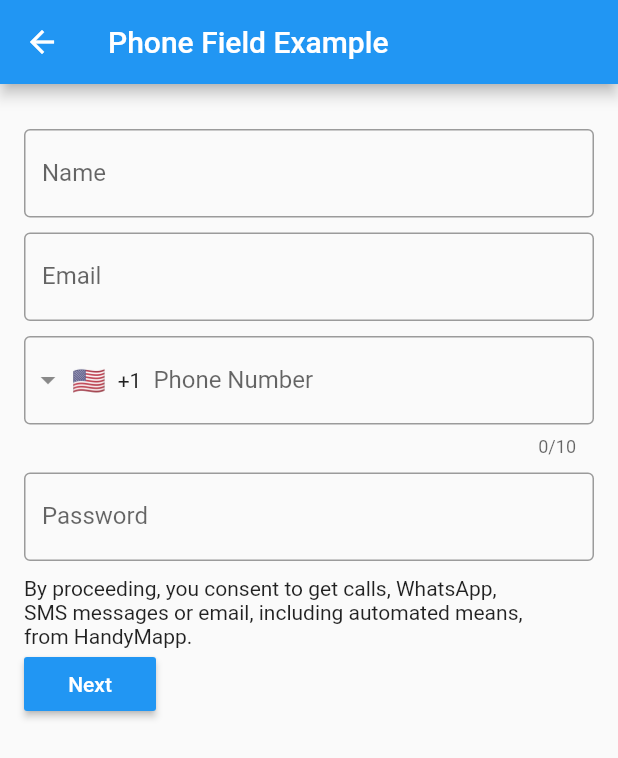
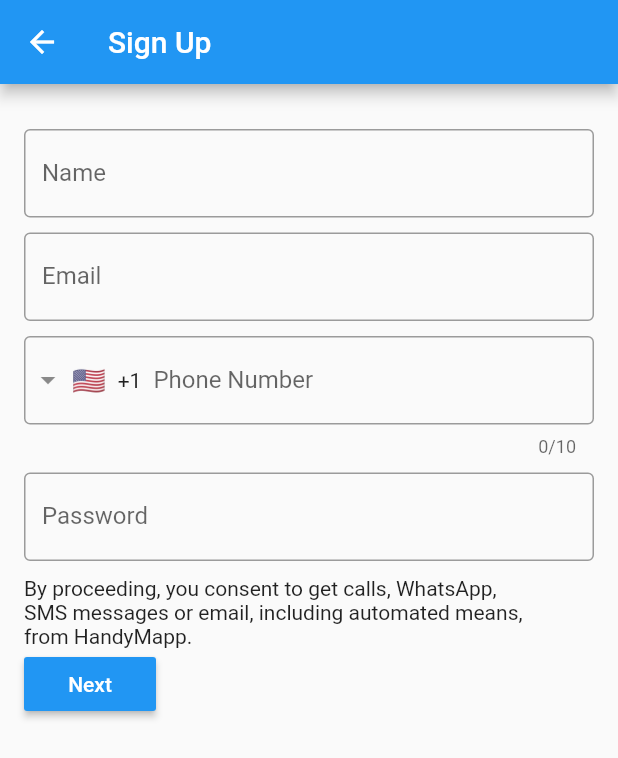
Before and after one commit to lindiwemutungamiri/HandyMapp, a Flutter app: the screen it shows after launch, after a tap on "Sign Up", on a phone screen of 412 x 824 dp. Shown: the top 758 px of the screen. Run offline on Flutter 3.47's test engine with Material 2 defaults, Android fonts, the phone set to English and light mode, and no system bars; drawn by our look-alikes of intl_phone_field; our stand-ins replace animated_splash_screen, firebase_auth, firebase_core, firebase_database, google_maps_flutter, location; missing offline and left inert: flutter_phone_direct_caller; accounts and stored records are empty; network calls fail.

Commit message:
Second commit

```diff
--- a/lib/nanayaw.dart
+++ b/lib/nanayaw.dart
@@ -19,7 +19,7 @@ class _MyAppState extends State<MyApp> {
         builder: (context, snap) {
           if (snap.connectionState == ConnectionState.done) {
             return AnimatedSplashScreen(
-              splash: 'images/1761201.jpg',
+              splash: 'images/hmlogo2.jpg',
               nextScreen: SignIn(),
               splashTransition: SplashTransition.rotationTransition,
               // pageTransitionType: PageTransitionT.scale,
--- a/lib/serviceauth/auth.dart
+++ b/lib/serviceauth/auth.dart
@@ -12,7 +12,6 @@ Future<User?> signUp(
 
   if (details.user != null) {
     User user = details.user!;
-    // await user.linkWithPhoneNumber(phoneNo);
     return user;
   }
 
--- a/lib/signup.dart
+++ b/lib/signup.dart
@@ -15,7 +15,7 @@ class SignUp extends StatelessWidget {
   Widget build(BuildContext context) {
     return Scaffold(
       appBar: AppBar(
-        title: const Text('Phone Field Example'),
+        title: const Text('Sign Up'),
       ),
       body: Padding(
         padding: const EdgeInsets.symmetric(horizontal: 16.0),
@@ -105,75 +105,3 @@ class SignUp extends StatelessWidget {
     );
   }
 }
-
-// class MyHomePage extends StatefulWidget {
-//   @override
-//   _MyHomePageState createState() => _MyHomePageState();
-// }
-//
-// class _MyHomePageState extends State<MyHomePage> {
-//   bool _onEditing = true;
-//   late String _code;
-//
-//   @override
-//   Widget build(BuildContext context) {
-//     return Scaffold(
-//       appBar: AppBar(
-//         title: const Center(child: Text('Example verify code')),
-//       ),
-//       body: Column(
-//         children: <Widget>[
-//           const Padding(
-//             padding: EdgeInsets.all(8.0),
-//             child: Center(
-//               child: Text(
-//                 'Enter your code',
-//                 style: TextStyle(fontSize: 20.0),
-//               ),
-//             ),
-//           ),
-//           VerificationCode(
-//             textStyle: TextStyle(fontSize: 20.0, color: Colors.red[900]),
-//             keyboardType: TextInputType.number,
-//             underlineColor: Colors
-//                 .amber, // If this is null it will use primaryColor: Colors.red from Theme
-//             length: 4,
-//             cursorColor:
-//                 Colors.blue, // If this is null it will default to the ambient
-//             // clearAll is NOT required, you can delete it
-//             // takes any widget, so you can implement your design
-//             clearAll: Padding(
-//               padding: const EdgeInsets.all(8.0),
-//               child: Text(
-//                 'clear all',
-//                 style: TextStyle(
-//                     fontSize: 14.0,
-//                     decoration: TextDecoration.underline,
-//                     color: Colors.blue[700]),
-//               ),
-//             ),
-//             onCompleted: (String value) {
-//               setState(() {
-//                 _code = value;
-//               });
-//             },
-//             onEditing: (bool value) {
-//               setState(() {
-//                 _onEditing = value;
-//               });
-//               if (!_onEditing) FocusScope.of(context).unfocus();
-//             },
-//           ),
-//           Padding(
-//             padding: const EdgeInsets.all(8.0),
-//             child: Center(
-//               child: _onEditing
-//                   ? const Text('Please enter full code')
-//                   : Text('I have not recieved a code: $_code'),
-//             ),
-//           )
-//         ],
-//       ),
-//     );
-//   }
-// }
--- a/lib/worker.dart
+++ b/lib/worker.dart
@@ -3,8 +3,7 @@ import 'package:google_maps_flutter/google_maps_flutter.dart';
 class Worker {
   String id;
   String phoneNumber;
-  // double lat;
-  // double long;
+
   LatLng location;
   String name;
 
--- a/pubspec.yaml
+++ b/pubspec.yaml
@@ -70,7 +70,7 @@ flutter:
   # To add assets to your application, add an assets section, like this:
   assets:
       - images/1761201.jpg
-  #   - images/a_dot_ham.jpeg
+      - images/hmlogo2.jpg
 
   # An image asset can refer to one or more resolution-specific "variants", see
   # https://flutter.dev/assets-and-images/#resolution-aware.
```
Also changed, not shown: lib/servicemap.dart (+1 -42 lines), lib/serviceprofile.dart (+1 -15 lines), lib/servicesmain.dart (+1 -26 lines), images/hmlogo.png (added), images/hmlogo2.jpg (added).
